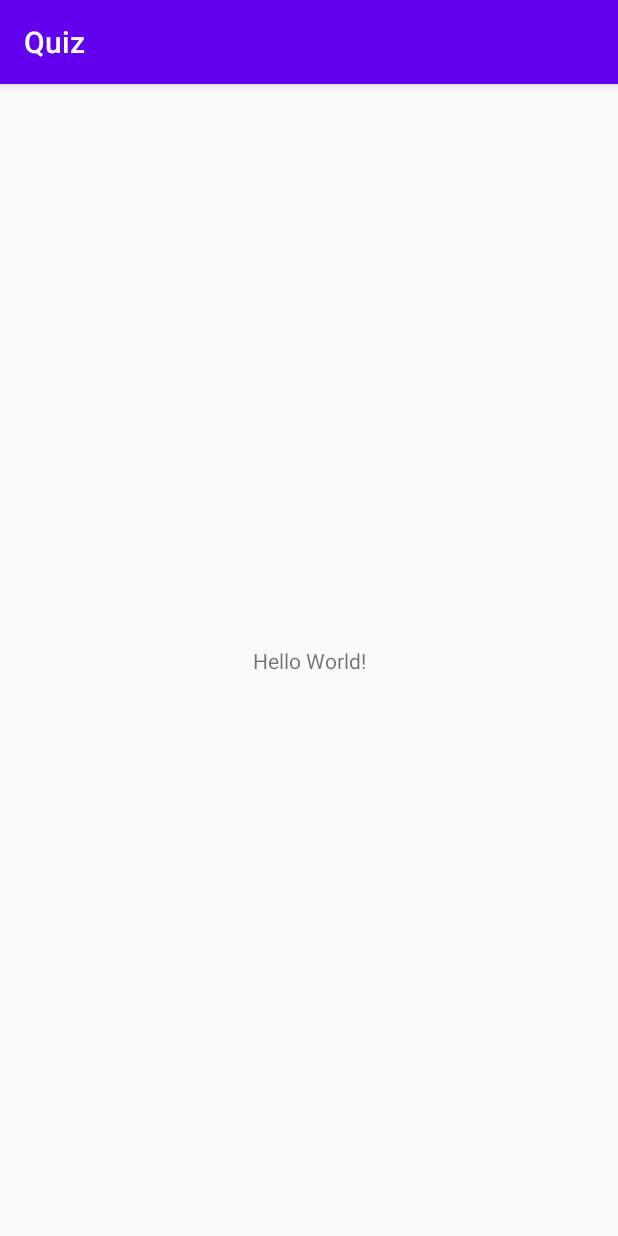
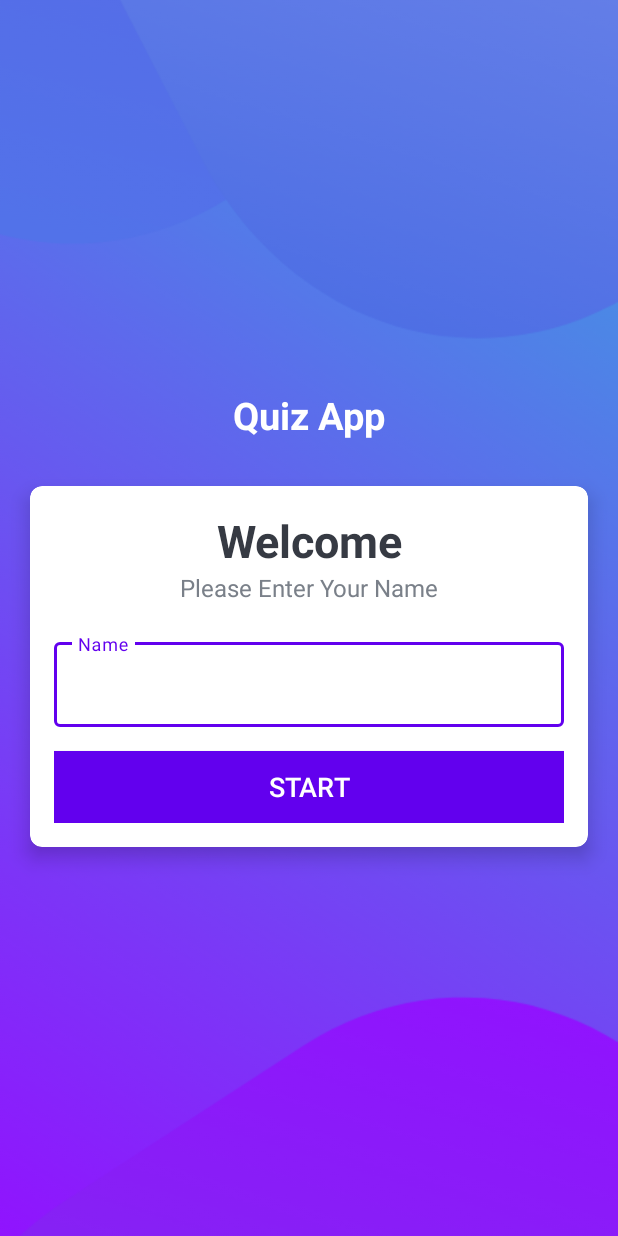
Before and after one commit to RashikAnsar/100-Days-of-code, an Android app: the screen it shows after launch (MainActivity), on a phone screen of 412 x 824 dp. Run offline under Robolectric (Android 15) with nearby library versions, the phone set to English and light mode, and no system bars.

Commit message:
Day 06 Quiz App welcome screen ui

```diff
--- a/Quiz/app/build.gradle
+++ b/Quiz/app/build.gradle
@@ -31,6 +31,7 @@ dependencies {
     implementation 'androidx.appcompat:appcompat:1.1.0'
     implementation 'androidx.core:core-ktx:1.2.0'
     implementation 'androidx.constraintlayout:constraintlayout:1.1.3'
+    implementation 'com.google.android.material:material:1.0.0'
     testImplementation 'junit:junit:4.12'
     androidTestImplementation 'androidx.test.ext:junit:1.1.1'
     androidTestImplementation 'androidx.test.espresso:espresso-core:3.2.0'
--- a/Quiz/app/src/main/AndroidManifest.xml
+++ b/Quiz/app/src/main/AndroidManifest.xml
@@ -9,7 +9,11 @@
         android:roundIcon="@mipmap/ic_launcher_round"
         android:supportsRtl="true"
         android:theme="@style/AppTheme">
-        <activity android:name=".MainActivity">
+        <activity
+            android:name=".MainActivity"
+            android:screenOrientation="portrait"
+            android:theme="@style/NoActionBarTheme"
+            android:windowSoftInputMode="adjustResize">
             <intent-filter>
                 <action android:name="android.intent.action.MAIN" />
 
--- a/Quiz/app/src/main/java/com/example/quiz/MainActivity.kt
+++ b/Quiz/app/src/main/java/com/example/quiz/MainActivity.kt
@@ -2,11 +2,14 @@ package com.example.quiz
 
 import androidx.appcompat.app.AppCompatActivity
 import android.os.Bundle
+import android.view.View
 
 class MainActivity : AppCompatActivity() {
 
     override fun onCreate(savedInstanceState: Bundle?) {
         super.onCreate(savedInstanceState)
         setContentView(R.layout.activity_main)
+
+        window.decorView.systemUiVisibility = View.SYSTEM_UI_FLAG_FULLSCREEN
     }
 }
--- a/Quiz/app/src/main/res/layout/activity_main.xml
+++ b/Quiz/app/src/main/res/layout/activity_main.xml
@@ -1,18 +1,82 @@
 <?xml version="1.0" encoding="utf-8"?>
-<androidx.constraintlayout.widget.ConstraintLayout xmlns:android="http://schemas.android.com/apk/res/android"
+<LinearLayout xmlns:android="http://schemas.android.com/apk/res/android"
     xmlns:app="http://schemas.android.com/apk/res-auto"
     xmlns:tools="http://schemas.android.com/tools"
     android:layout_width="match_parent"
     android:layout_height="match_parent"
+    android:background="@drawable/ic_bg"
+    android:gravity="center"
+    android:orientation="vertical"
     tools:context=".MainActivity">
 
     <TextView
-        android:layout_width="wrap_content"
+        android:id="@+id/tv_app_name"
+        android:layout_width="match_parent"
         android:layout_height="wrap_content"
-        android:text="Hello World!"
-        app:layout_constraintBottom_toBottomOf="parent"
-        app:layout_constraintLeft_toLeftOf="parent"
-        app:layout_constraintRight_toRightOf="parent"
-        app:layout_constraintTop_toTopOf="parent" />
+        android:layout_marginBottom="30dp"
+        android:gravity="center"
+        android:text="Quiz App"
+        android:textColor="@android:color/white"
+        android:textSize="25sp"
+        android:textStyle="bold" />
 
-</androidx.constraintlayout.widget.ConstraintLayout>
+    <androidx.cardview.widget.CardView
+        android:layout_width="match_parent"
+        android:layout_height="wrap_content"
+        android:layout_marginStart="20dp"
+        android:layout_marginEnd="20dp"
+        app:cardBackground="@android:color/white"
+        app:cardCornerRadius="8dp"
+        app:cardElevation="8dp">
+
+        <LinearLayout
+            android:layout_width="match_parent"
+            android:layout_height="wrap_content"
+            android:orientation="vertical"
+            android:padding="16dp">
+
+            <TextView
+                android:layout_width="match_parent"
+                android:layout_height="wrap_content"
+                android:gravity="center"
+                android:text="Welcome"
+                android:textColor="#363A43"
+                android:textSize="30sp"
+                android:textStyle="bold" />
+
+            <TextView
+                android:layout_width="match_parent"
+                android:layout_height="wrap_content"
+                android:gravity="center"
+                android:text="Please Enter Your Name"
+                android:textColor="#7A8089"
+                android:textSize="16sp" />
+
+            <com.google.android.material.textfield.TextInputLayout
+                style="@style/Widget.MaterialComponents.TextInputLayout.OutlinedBox"
+                android:layout_width="match_parent"
+                android:layout_height="wrap_content"
+                android:layout_marginTop="20dp">
+
+                <androidx.appcompat.widget.AppCompatEditText
+                    android:layout_width="match_parent"
+                    android:layout_height="wrap_content"
+                    android:hint="Name"
+                    android:textColor="#363A43"
+                    android:textColorHint="#7A8089" />
+
+            </com.google.android.material.textfield.TextInputLayout>
+
+            <Button
+                android:id="@+id/btn_start"
+                android:layout_width="match_parent"
+                android:layout_height="wrap_content"
+                android:layout_marginTop="16dp"
+                android:background="@color/colorPrimary"
+                android:text="Start"
+                android:textColor="@android:color/white"
+                android:textSize="18sp" />
+        </LinearLayout>
+    </androidx.cardview.widget.CardView>
+
+</LinearLayout>
--- a/Quiz/app/src/main/res/values/styles.xml
+++ b/Quiz/app/src/main/res/values/styles.xml
@@ -8,4 +8,10 @@
         <item name="colorAccent">@color/colorAccent</item>
     </style>
 
+    <style name="NoActionBarTheme" parent="Theme.AppCompat.Light.NoActionBar">
+        <item name="colorPrimary">@color/colorPrimary</item>
+        <item name="colorPrimaryDark">@color/colorPrimaryDark</item>
+        <item name="colorAccent">@color/colorAccent</item>
+    </style>
+
 </resources>
```
Also changed, not shown: Quiz/app/src/main/res/drawable/ic_bg.png (added).
